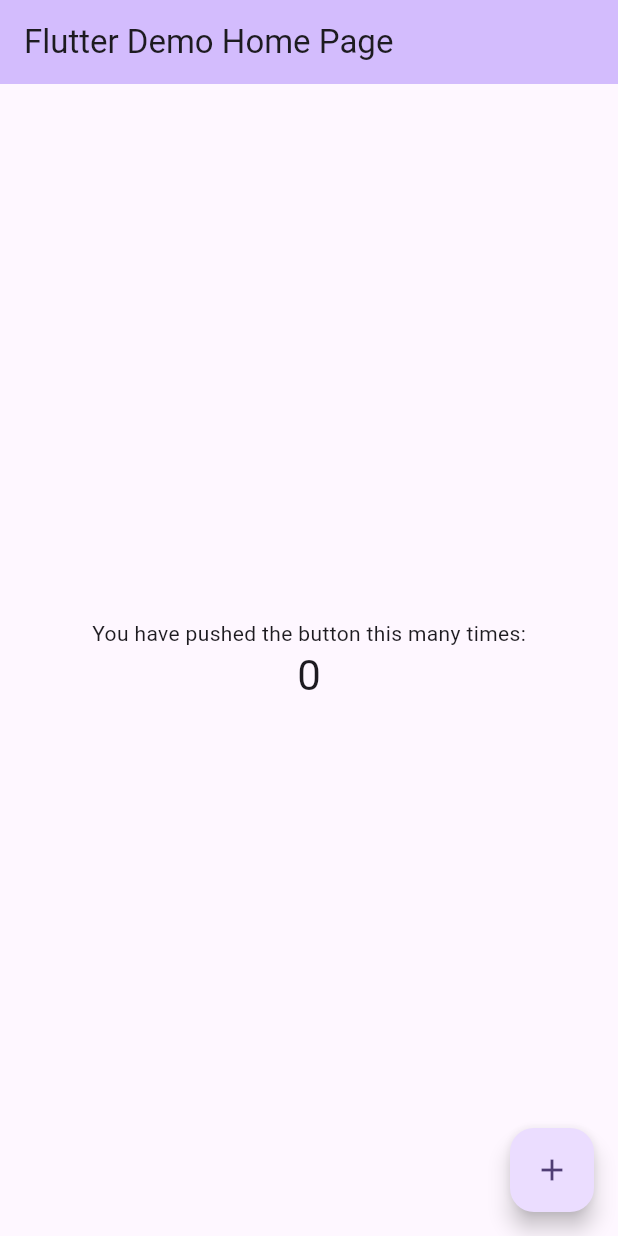
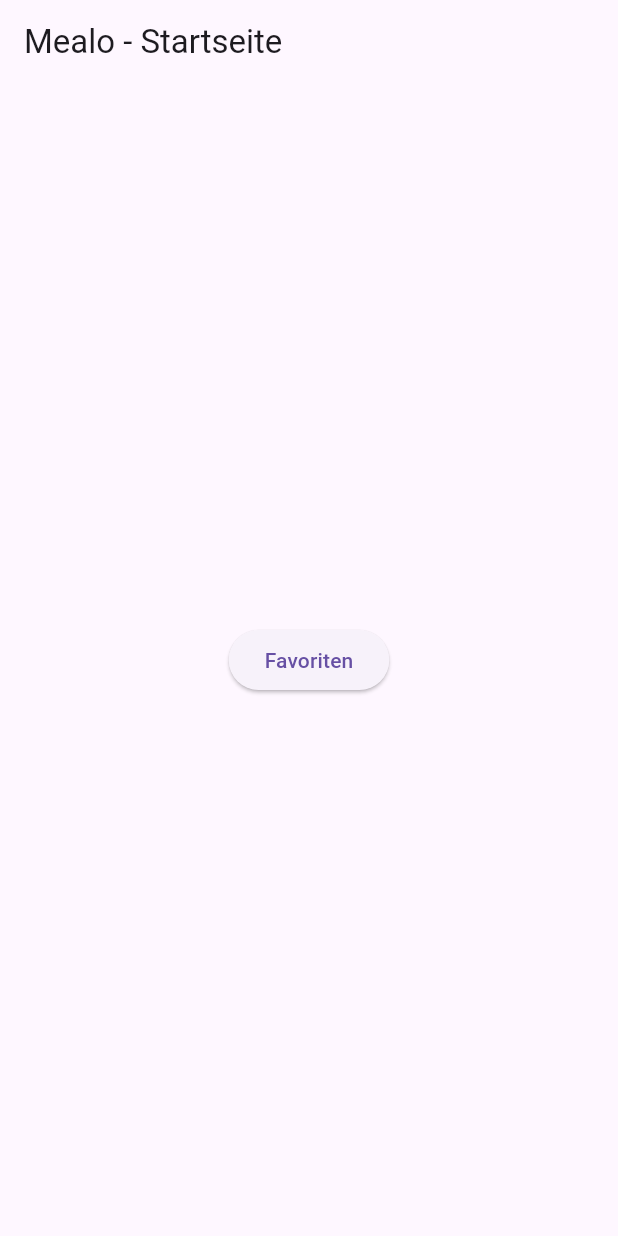
Before and after one commit to Mealo-Hsbi/Mealo, a Flutter app: the screen it shows after launch, on a phone screen of 412 x 824 dp. Run offline on Flutter 3.47's test engine with Material 3 defaults, Android fonts, the light colour scheme and no system bars.

Commit message:
Add initial project structure and implement core features with routing and theming

```diff
--- /dev/null
+++ b/frontend/lib/core/routes/app_router.dart
@@ -0,0 +1,19 @@
+import 'package:flutter/material.dart';
+import '../../features/home/presentation/home_screen.dart';
+import '../../features/favorites/presentation/favorites_screen.dart';
+
+class AppRouter {
+  static Route<dynamic> generateRoute(RouteSettings settings) {
+    switch (settings.name) {
+      case '/':
+        return MaterialPageRoute(builder: (_) => const HomeScreen());
+      case '/favorites':
+        return MaterialPageRoute(builder: (_) => const FavoritesScreen());
+      default:
+        return MaterialPageRoute(
+            builder: (_) => const Scaffold(
+                  body: Center(child: Text('Seite nicht gefunden')),
+                ));
+    }
+  }
+}
--- /dev/null
+++ b/frontend/lib/core/themes/app_theme.dart
@@ -0,0 +1,8 @@
+import 'package:flutter/material.dart';
+
+class AppTheme {
+  static ThemeData lightTheme = ThemeData(
+    primarySwatch: Colors.green,
+    visualDensity: VisualDensity.adaptivePlatformDensity,
+  );
+}
--- /dev/null
+++ b/frontend/lib/features/favorites/presentation/favorites_screen.dart
@@ -0,0 +1,13 @@
+import 'package:flutter/material.dart';
+
+class FavoritesScreen extends StatelessWidget {
+  const FavoritesScreen({super.key});
+
+  @override
+  Widget build(BuildContext context) {
+    return Scaffold(
+      appBar: AppBar(title: const Text('Favoriten')),
+      body: const Center(child: Text('Hier sind Ihre Favoriten')),
+    );
+  }
+}
--- /dev/null
+++ b/frontend/lib/features/home/presentation/home_screen.dart
@@ -0,0 +1,23 @@
+import 'package:flutter/material.dart';
+
+class HomeScreen extends StatelessWidget {
+  const HomeScreen({super.key});
+
+  @override
+  Widget build(BuildContext context) {
+    return Scaffold(
+      appBar: AppBar(title: const Text('Mealo - Startseite')),
+      body: Center(
+        child: Column(
+          mainAxisAlignment: MainAxisAlignment.center,
+          children: [
+            ElevatedButton(
+              onPressed: () => Navigator.pushNamed(context, '/favorites'),
+              child: const Text('Favoriten'),
+            ),
+          ],
+        ),
+      ),
+    );
+  }
+}
--- a/frontend/lib/main.dart
+++ b/frontend/lib/main.dart
@@ -1,122 +1,21 @@
 import 'package:flutter/material.dart';
+import 'core/routes/app_router.dart';
+import 'core/themes/app_theme.dart';
 
 void main() {
-  runApp(const MyApp());
+  runApp(const MealoApp());
 }
 
-class MyApp extends StatelessWidget {
-  const MyApp({super.key});
+class MealoApp extends StatelessWidget {
+  const MealoApp({super.key});
 
-  // This widget is the root of your application.
   @override
   Widget build(BuildContext context) {
     return MaterialApp(
-      title: 'Flutter Demo',
-      theme: ThemeData(
-        // This is the theme of your application.
-        //
-        // TRY THIS: Try running your application with "flutter run". You'll see
-        // the application has a purple toolbar. Then, without quitting the app,
-        // try changing the seedColor in the colorScheme below to Colors.green
-        // and then invoke "hot reload" (save your changes or press the "hot
-        // reload" button in a Flutter-supported IDE, or press "r" if you used
-        // the command line to start the app).
-        //
-        // Notice that the counter didn't reset back to zero; the application
-        // state is not lost during the reload. To reset the state, use hot
-        // restart instead.
-        //
-        // This works for code too, not just values: Most code changes can be
-        // tested with just a hot reload.
-        colorScheme: ColorScheme.fromSeed(seedColor: Colors.deepPurple),
-      ),
-      home: const MyHomePage(title: 'Flutter Demo Home Page'),
+      title: 'Mealo',
+      theme: AppTheme.lightTheme,
+      initialRoute: '/',
+      onGenerateRoute: AppRouter.generateRoute,
     );
   }
 }
-
-class MyHomePage extends StatefulWidget {
-  const MyHomePage({super.key, required this.title});
-
-  // This widget is the home page of your application. It is stateful, meaning
-  // that it has a State object (defined below) that contains fields that affect
-  // how it looks.
-
-  // This class is the configuration for the state. It holds the values (in this
-  // case the title) provided by the parent (in this case the App widget) and
-  // used by the build method of the State. Fields in a Widget subclass are
-  // always marked "final".
-
-  final String title;
-
-  @override
-  State<MyHomePage> createState() => _MyHomePageState();
-}
-
-class _MyHomePageState extends State<MyHomePage> {
-  int _counter = 0;
-
-  void _incrementCounter() {
-    setState(() {
-      // This call to setState tells the Flutter framework that something has
-      // changed in this State, which causes it to rerun the build method below
-      // so that the display can reflect the updated values. If we changed
-      // _counter without calling setState(), then the build method would not be
-      // called again, and so nothing would appear to happen.
-      _counter++;
-    });
-  }
-
-  @override
-  Widget build(BuildContext context) {
-    // This method is rerun every time setState is called, for instance as done
-    // by the _incrementCounter method above.
-    //
-    // The Flutter framework has been optimized to make rerunning build methods
-    // fast, so that you can just rebuild anything that needs updating rather
-    // than having to individually change instances of widgets.
-    return Scaffold(
-      appBar: AppBar(
-        // TRY THIS: Try changing the color here to a specific color (to
-        // Colors.amber, perhaps?) and trigger a hot reload to see the AppBar
-        // change color while the other colors stay the same.
-        backgroundColor: Theme.of(context).colorScheme.inversePrimary,
-        // Here we take the value from the MyHomePage object that was created by
-        // the App.build method, and use it to set our appbar title.
-        title: Text(widget.title),
-      ),
-      body: Center(
-        // Center is a layout widget. It takes a single child and positions it
-        // in the middle of the parent.
-        child: Column(
-          // Column is also a layout widget. It takes a list of children and
-          // arranges them vertically. By default, it sizes itself to fit its
-          // children horizontally, and tries to be as tall as its parent.
-          //
-          // Column has various properties to control how it sizes itself and
-          // how it positions its children. Here we use mainAxisAlignment to
-          // center the children vertically; the main axis here is the vertical
-          // axis because Columns are vertical (the cross axis would be
-          // horizontal).
-          //
-          // TRY THIS: Invoke "debug painting" (choose the "Toggle Debug Paint"
-          // action in the IDE, or press "p" in the console), to see the
-          // wireframe for each widget.
-          mainAxisAlignment: MainAxisAlignment.center,
-          children: <Widget>[
-            const Text('You have pushed the button this many times:'),
-            Text(
-              '$_counter',
-              style: Theme.of(context).textTheme.headlineMedium,
-            ),
-          ],
-        ),
-      ),
-      floatingActionButton: FloatingActionButton(
-        onPressed: _incrementCounter,
-        tooltip: 'Increment',
-        child: const Icon(Icons.add),
-      ), // This trailing comma makes auto-formatting nicer for build methods.
-    );
-  }
-}
```
Also changed, not shown: 10 other files.
